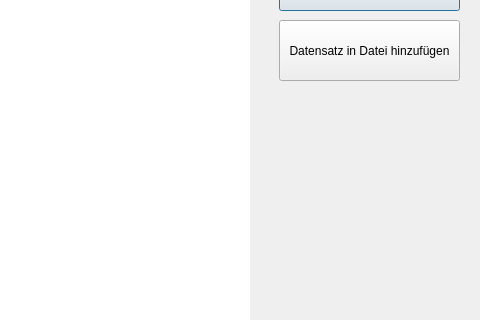
Before: the Qt Designer form liste.ui in awalii/Qt_Gruppenarbeit_Probie, drawn with Qt 5; both pictures show x 401 to 881 and y 100 to 420 of the 881 by 522 pixel window.
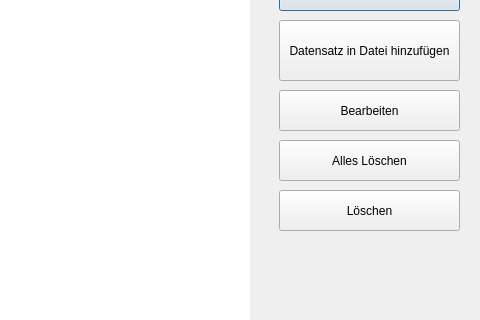
After: the same form once the commit is applied.

Commit message: Berarbeitn+loscöen+Alles löschen

Patch:
```diff
--- a/liste.ui
+++ b/liste.ui
@@ -240,6 +240,45 @@
     <string>Error</string>
    </property>
   </widget>
+  <widget class="QPushButton" name="btn_loshenAll">
+   <property name="geometry">
+    <rect>
+     <x>680</x>
+     <y>240</y>
+     <width>181</width>
+     <height>41</height>
+    </rect>
+   </property>
+   <property name="text">
+    <string>Alles Löschen</string>
+   </property>
+  </widget>
+  <widget class="QPushButton" name="btn_bearbeiten">
+   <property name="geometry">
+    <rect>
+     <x>680</x>
+     <y>190</y>
+     <width>181</width>
+     <height>41</height>
+    </rect>
+   </property>
+   <property name="text">
+    <string>Bearbeiten</string>
+   </property>
+  </widget>
+  <widget class="QPushButton" name="btn_loshen">
+   <property name="geometry">
+    <rect>
+     <x>680</x>
+     <y>290</y>
+     <width>181</width>
+     <height>41</height>
+    </rect>
+   </property>
+   <property name="text">
+    <string>Löschen</string>
+   </property>
+  </widget>
  </widget>
  <resources/>
  <connections/>
```
The commit also changes 2 other files.
